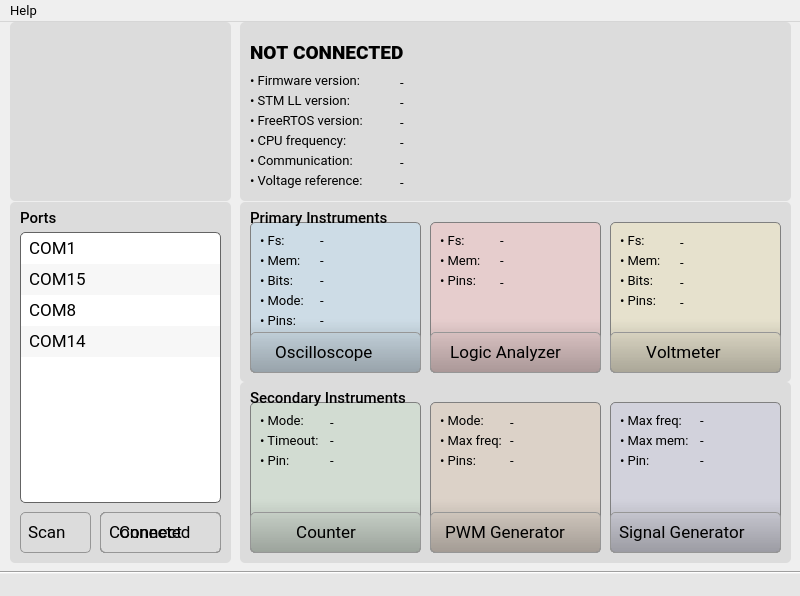
This is src/software-qt/EMBO/src/windows/window__main.ui in parezj/EMBO as Qt 5 draws it before an edit. The edited form follows.
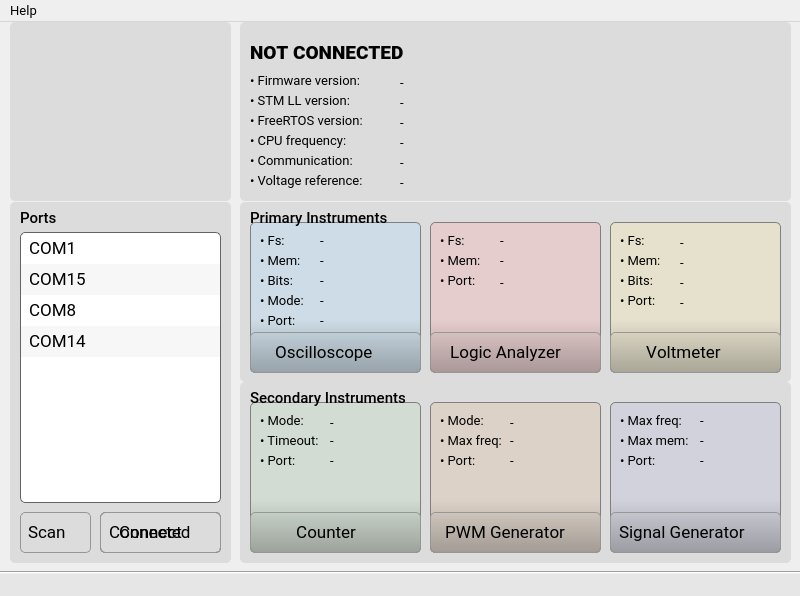
This is the edited form. Icons and pictures are not drawn.

```diff
--- a/src/software-qt/EMBO/src/windows/window__main.ui
+++ b/src/software-qt/EMBO/src/windows/window__main.ui
@@ -1004,7 +1004,7 @@
        </font>
       </property>
       <property name="text">
-       <string>• Pins:</string>
+       <string>• Port:</string>
       </property>
       <property name="textFormat">
        <enum>Qt::AutoText</enum>
@@ -1302,7 +1302,7 @@
        </font>
       </property>
       <property name="text">
-       <string>• Pins:</string>
+       <string>• Port:</string>
       </property>
       <property name="textFormat">
        <enum>Qt::AutoText</enum>
@@ -1574,7 +1574,7 @@
        </font>
       </property>
       <property name="text">
-       <string>• Pins:</string>
+       <string>• Port:</string>
       </property>
       <property name="textFormat">
        <enum>Qt::AutoText</enum>
@@ -1873,7 +1873,7 @@
        </font>
       </property>
       <property name="text">
-       <string>• Pins:</string>
+       <string>• Port:</string>
       </property>
       <property name="textFormat">
        <enum>Qt::AutoText</enum>
@@ -2145,7 +2145,7 @@
        </font>
       </property>
       <property name="text">
-       <string>• Pin:</string>
+       <string>• Port:</string>
       </property>
       <property name="textFormat">
        <enum>Qt::AutoText</enum>
@@ -2341,7 +2341,7 @@
        </font>
       </property>
       <property name="text">
-       <string>• Pin:</string>
+       <string>• Port:</string>
       </property>
       <property name="textFormat">
        <enum>Qt::AutoText</enum>
```
